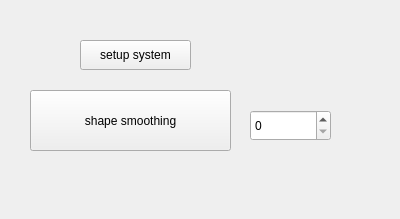
kkatrio/cgal, file Polyhedron/demo/Polyhedron/Plugins/PMP/Smoothing_plugin.ui: the form before one commit.
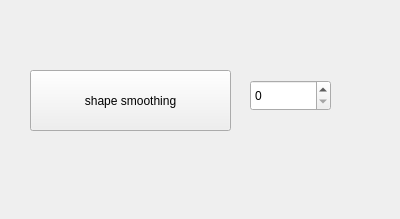
The form after the commit.

Commit message: cleaning class and API

```diff
--- a/Polyhedron/demo/Polyhedron/Plugins/PMP/Smoothing_plugin.ui
+++ b/Polyhedron/demo/Polyhedron/Plugins/PMP/Smoothing_plugin.ui
@@ -17,7 +17,7 @@
    <property name="geometry">
     <rect>
      <x>30</x>
-     <y>90</y>
+     <y>70</y>
      <width>201</width>
      <height>61</height>
     </rect>
@@ -30,25 +30,12 @@
    <property name="geometry">
     <rect>
      <x>250</x>
-     <y>110</y>
+     <y>80</y>
      <width>81</width>
      <height>31</height>
     </rect>
    </property>
   </widget>
-  <widget class="QPushButton" name="setup_system_button">
-   <property name="geometry">
-    <rect>
-     <x>80</x>
-     <y>40</y>
-     <width>111</width>
-     <height>30</height>
-    </rect>
-   </property>
-   <property name="text">
-    <string>setup system</string>
-   </property>
-  </widget>
  </widget>
  <resources/>
  <connections/>
```
The commit also changes 2 other files.
